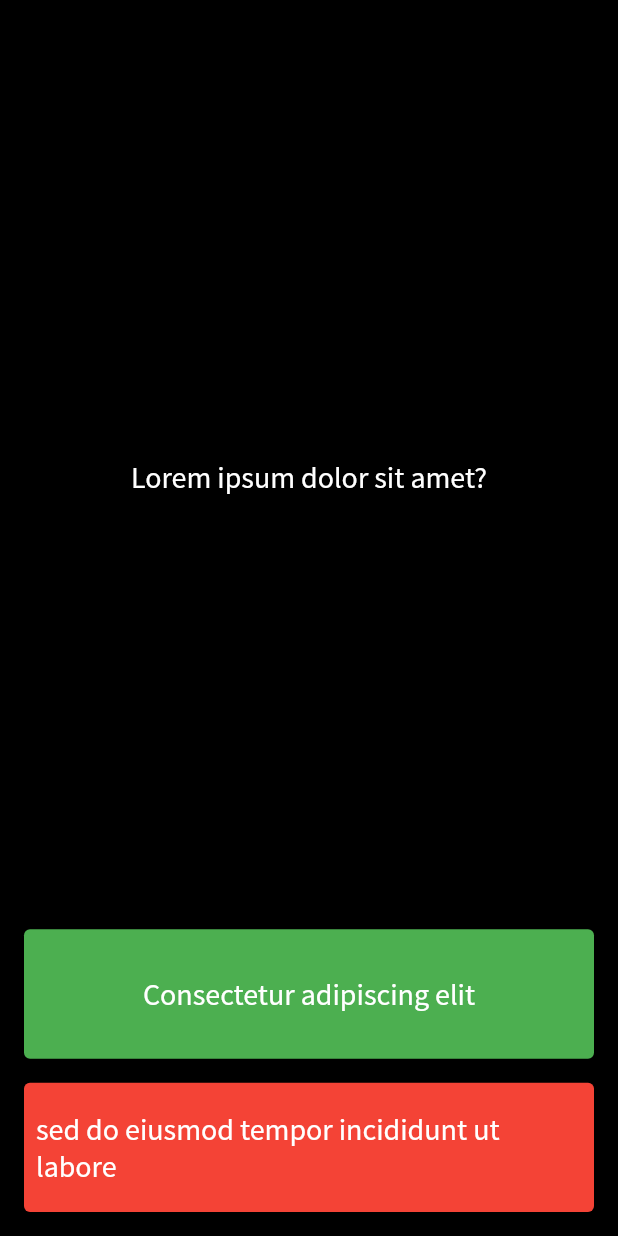
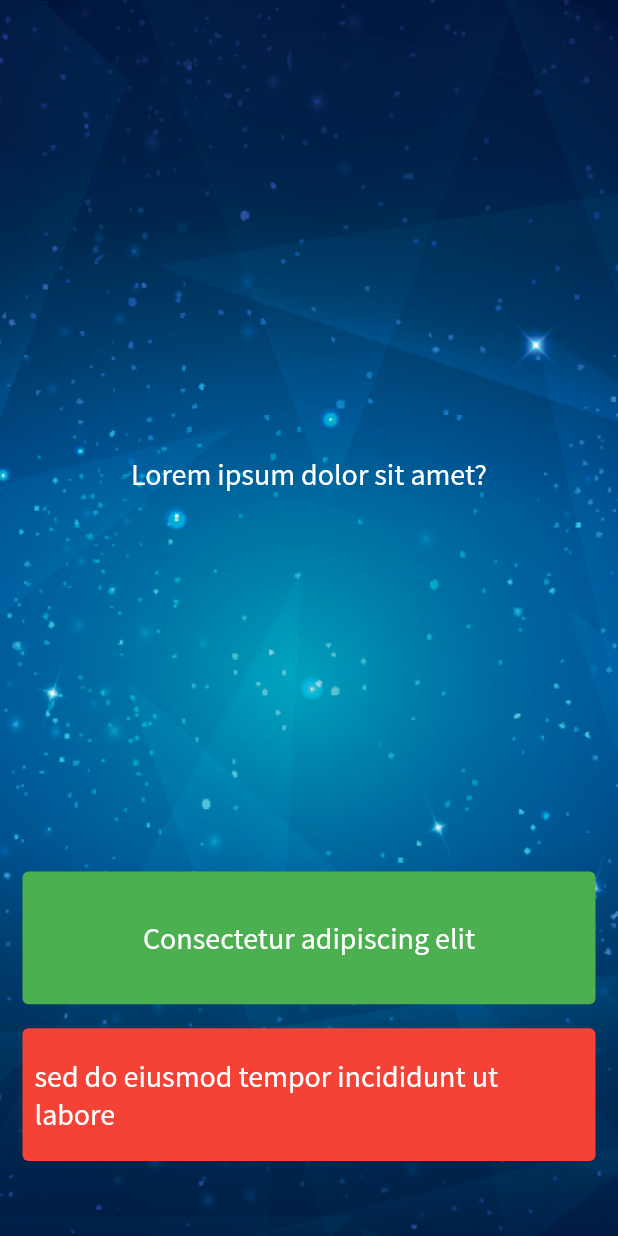
Before and after one commit to emdadul-islam439/destini_app, a Flutter app: the screen it shows after launch, on a phone screen of 412 x 824 dp. Run offline on Flutter 3.47's test engine with Material 2 defaults, Android fonts, the phone set to English and light mode, and no system bars.

Commit message:
finished the requirements following Angela's code.

```diff
--- a/lib/main.dart
+++ b/lib/main.dart
@@ -21,7 +21,7 @@ class _DestiniAppState extends State<DestiniApp> {
 
   void settingUpTheState() {
     setState(() {
-      if(isReStartingNeeded){
+      if (isReStartingNeeded) {
         storyInfo.reStartAll();
         isReStartingNeeded = false;
       }
@@ -35,7 +35,7 @@ class _DestiniAppState extends State<DestiniApp> {
     super.initState();
   }
 
-  void _initializeAll(){
+  void _initializeAll() {
     storyStatement = storyInfo.getStoryText();
     positiveOutcome = storyInfo.getPositiveOutcome();
     negativeOutcome = storyInfo.getNegativeOutcome();
@@ -47,14 +47,20 @@ class _DestiniAppState extends State<DestiniApp> {
       title: 'Quizzler App',
       home: SafeArea(
         child: Scaffold(
-          backgroundColor: Colors.black,
-          body: Padding(
-            padding: const EdgeInsets.all(16.0),
+          body: Container(
+            decoration: const BoxDecoration(
+              image: DecorationImage(
+                image: AssetImage('assets/images/background.png'),
+                fit: BoxFit.cover,
+              ),
+            ),
+            padding: const EdgeInsets.symmetric(vertical: 50.0, horizontal: 15.0),
+            constraints: const BoxConstraints.expand(),
             child: Column(
               crossAxisAlignment: CrossAxisAlignment.stretch,
               children: [
                 Expanded(
-                  flex: 7,
+                  flex: 12,
                   child: Center(
                     child: Text(
                       storyStatement,
@@ -67,7 +73,7 @@ class _DestiniAppState extends State<DestiniApp> {
                   ),
                 ),
                 Expanded(
-                  flex: storyInfo.isStoriesFinished() ? 0 : 1,
+                  flex: storyInfo.isStoriesFinished() ? 0 : 2,
                   child: storyInfo.isStoriesFinished()
                       ? const SizedBox()
                       : TextButton(
@@ -89,9 +95,10 @@ class _DestiniAppState extends State<DestiniApp> {
                 ),
                 const SizedBox(height: 16.0),
                 Expanded(
+                  flex: 2,
                   child: TextButton(
                     onPressed: () {
-                      if(storyInfo.isStoriesFinished()){
+                      if (storyInfo.isStoriesFinished()) {
                         isReStartingNeeded = true;
                       }
                       settingUpTheState();
@@ -100,7 +107,9 @@ class _DestiniAppState extends State<DestiniApp> {
                       backgroundColor: Colors.red,
                     ),
                     child: Text(
-                      storyInfo.isStoriesFinished() ? 'Restart' : negativeOutcome,
+                      storyInfo.isStoriesFinished()
+                          ? 'Restart'
+                          : negativeOutcome,
                       style: const TextStyle(
                         color: Colors.white,
                         fontSize: 20.0,
@@ -110,7 +119,7 @@ class _DestiniAppState extends State<DestiniApp> {
                   ),
                 ),
                 Expanded(
-                  flex: storyInfo.isStoriesFinished() ? 1 : 0,
+                  flex: storyInfo.isStoriesFinished() ? 2 : 0,
                   child: const SizedBox(),
                 ),
               ],
--- a/pubspec.yaml
+++ b/pubspec.yaml
@@ -20,8 +20,10 @@ dev_dependencies:
 
 flutter:
   uses-material-design: true
+  assets:
+    - assets/images/
 
   fonts:
     - family: Source Sans Pro
       fonts:
-        - asset: fonts/SourceSansPro-Regular.ttf
+        - asset: assets/fonts/SourceSansPro-Regular.ttf
```
Also changed, not shown: assets/fonts/SourceSansPro-Regular.ttf (renamed from fonts/SourceSansPro-Regular.ttf), assets/images/background.png (added).
